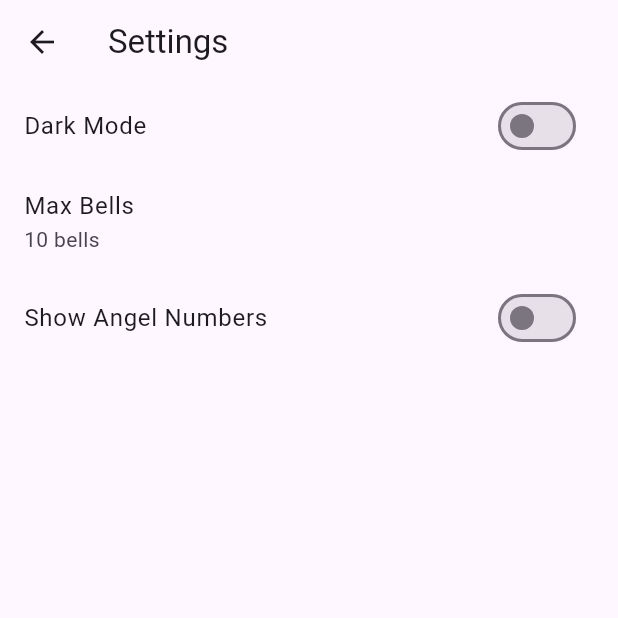
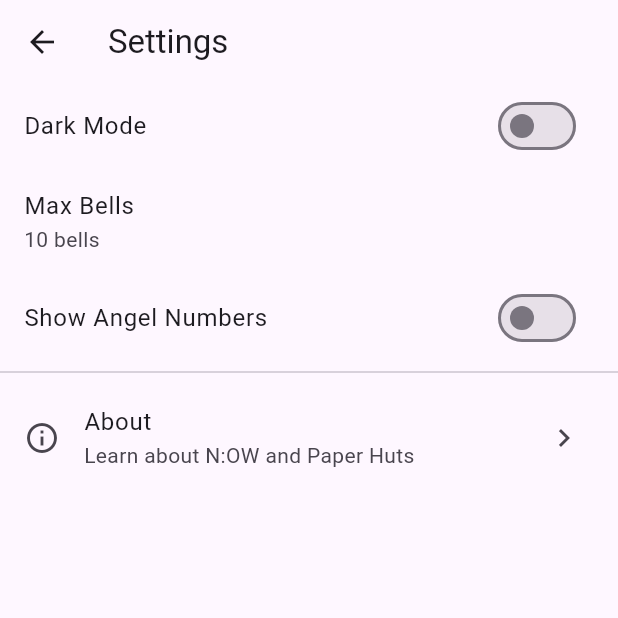
Before and after one commit to aycarl/NOW, a Flutter app: the SettingsPage screen opened directly, on a phone screen of 412 x 824 dp, the top half of it. Run offline on Flutter 3.47's test engine with Material 3 defaults, Android fonts, the phone set to English and light mode, and no system bars; our stand-ins replace shared_preferences; accounts and stored records are empty.

Commit message:
Add About page and url_launcher integration
Introduces an About page under settings, providing information about the app and Paper Huts, with a button to open the company website using url_launcher. Updates settings page to include navigation to About, adds url_launcher dependency, and updates documentation to reflect these changes.

```diff
--- a/lib/features/settings/pages/settings_page.dart
+++ b/lib/features/settings/pages/settings_page.dart
@@ -3,6 +3,7 @@ import 'package:provider/provider.dart';
 
 import 'package:now/providers/theme_provider.dart';
 import 'package:now/features/settings/providers/settings_provider.dart';
+import 'package:now/features/settings/pages/about_page.dart';
 
 class SettingsPage extends StatelessWidget {
   const SettingsPage({super.key});
@@ -59,6 +60,18 @@ class SettingsPage extends StatelessWidget {
               settingsProvider.showAngelNumbers = value;
             },
           ),
+          const Divider(),
+          ListTile(
+            leading: const Icon(Icons.info_outline),
+            title: const Text('About'),
+            subtitle: const Text('Learn about N:OW and Paper Huts'),
+            trailing: const Icon(Icons.chevron_right),
+            onTap: () {
+              Navigator.of(context).push(
+                MaterialPageRoute(builder: (_) => const AboutPage()),
+              );
+            },
+          ),
         ],
       ),
     );
--- a/pubspec.yaml
+++ b/pubspec.yaml
@@ -13,6 +13,7 @@ dependencies:
   cupertino_icons: ^1.0.8
   provider: ^6.1.5+1
   shared_preferences: ^2.5.3
+  url_launcher: ^6.3.0
 
 dev_dependencies:
   flutter_test:
```
Also changed, not shown: lib/features/settings/pages/about_page.dart (added, +63 -0 lines), 1 other file.
